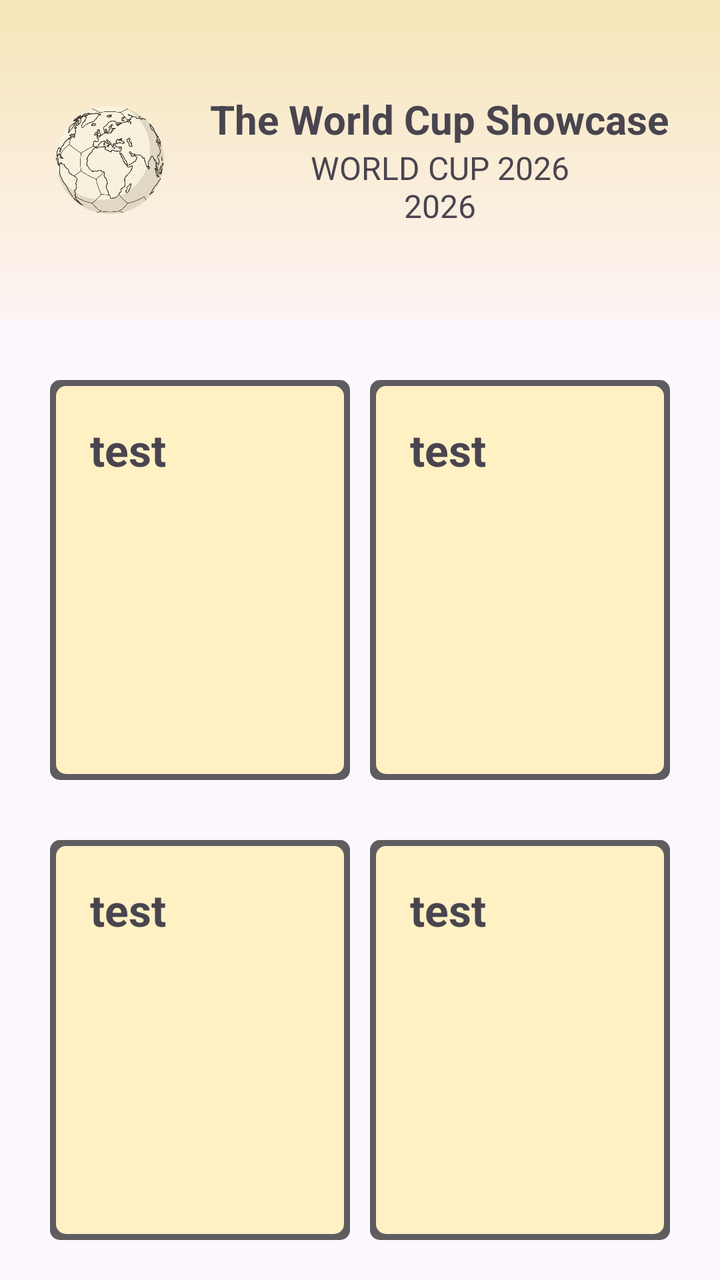
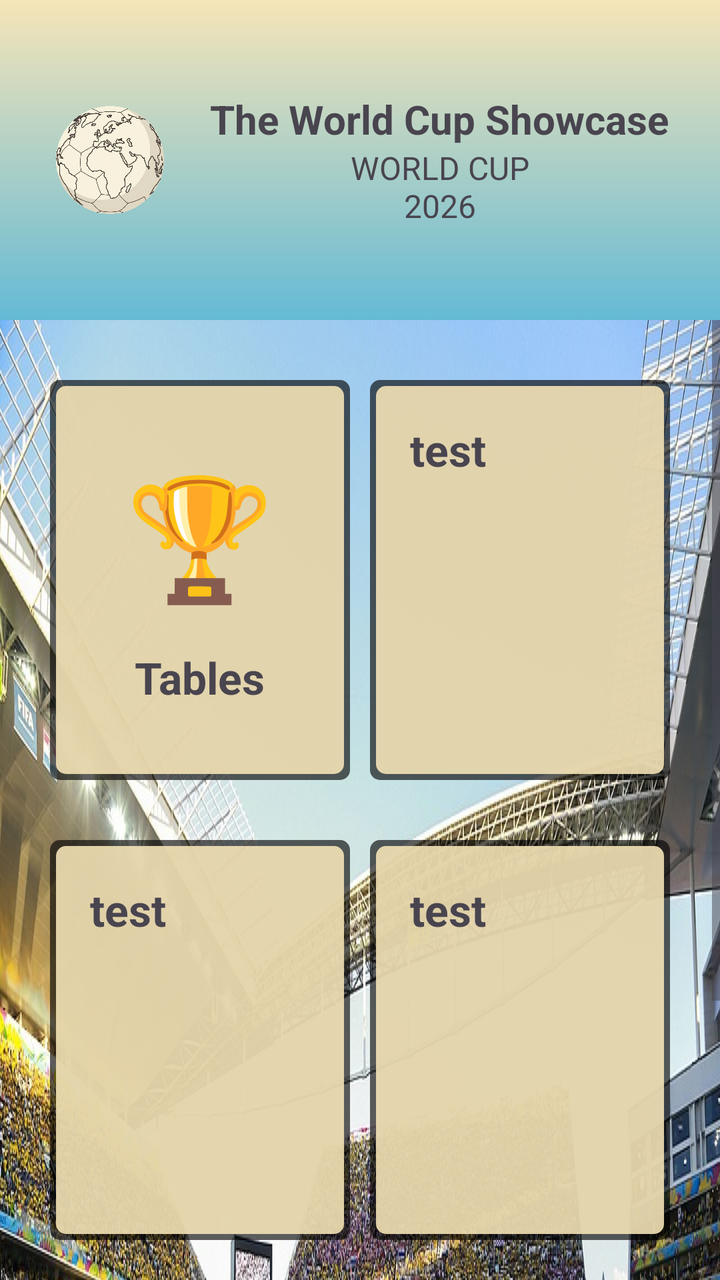

Before-and-after screenshots of an Android layout around one commit, followed by the original layout XML and the change that was made.
<!-- AndroidManifest.xml: application theme Theme.App_Copa_do_Mundo -->
<!-- res/layout/activity_main.xml -->
<?xml version="1.0" encoding="utf-8"?>
<ScrollView xmlns:android="http://schemas.android.com/apk/res/android"
    xmlns:app="http://schemas.android.com/apk/res-auto"
    xmlns:tools="http://schemas.android.com/tools"
    android:fillViewport="true"
    android:scrollbars="vertical"
    android:layout_width="match_parent"
    android:layout_height="match_parent">

<LinearLayout
    android:id="@+id/main"
    android:layout_width="match_parent"
    android:layout_height="wrap_content"
    tools:context=".MainActivity"
    android:orientation="vertical">

    <LinearLayout
        android:layout_width="match_parent"
        android:layout_height="160dp"
        android:background="@drawable/gradiente_banner_superior"
        android:gravity="center"
        android:orientation="horizontal">

        <ImageView
            android:id="@+id/img_logo_id"
            android:layout_width="80dp"
            android:layout_height="80dp"
            android:src="@drawable/img_logo">

        </ImageView>

        <LinearLayout
            android:id="@+id/display_nome"
            android:layout_width="250dp"
            android:layout_height="wrap_content"
            android:gravity="center"
            android:orientation="vertical">

            <TextView
                android:id="@+id/txt_nome_do_app"
                android:layout_width="wrap_content"
                android:layout_height="wrap_content"
                android:gravity="center"
                android:text="@string/nome_do_app"
                android:textSize="20sp"
                android:textStyle="bold">

            </TextView>

            <TextView
                android:id="@+id/descricao_nome"
                android:layout_width="wrap_content"
                android:layout_height="wrap_content"
                android:gravity="center"
                android:text="@string/descricao_nome"
                android:textSize="16sp">

            </TextView>


        </LinearLayout>


    </LinearLayout>

    <LinearLayout
        android:layout_width="match_parent"
        android:layout_height="wrap_content"
        android:orientation="horizontal"
        android:layout_marginStart="25dp"
        android:layout_marginEnd="25dp"
        android:layout_marginTop="30dp"
        android:gravity="center">

        <LinearLayout
            android:layout_width="0dp"
            android:layout_weight="1"
            android:layout_height="200dp"
            android:background="@drawable/fundo_categorias"
            android:layout_marginEnd="10dp">

            <TextView
                android:layout_width="wrap_content"
                android:layout_height="wrap_content"
                android:text="@string/teste"
                android:layout_marginStart="20dp"
                android:layout_marginTop="20dp"
                android:textSize="22sp"
                android:textStyle="bold">

            </TextView>


        </LinearLayout>

        <LinearLayout
            android:layout_width="0dp"
            android:layout_weight="1"
            android:layout_height="200dp"
            android:background="@drawable/fundo_categorias">

            <TextView
                android:layout_width="wrap_content"
                android:layout_height="wrap_content"
                android:text="@string/teste"
                android:layout_marginStart="20dp"
                android:layout_marginTop="20dp"
                android:textSize="22sp"
                android:textStyle="bold">

            </TextView>

        </LinearLayout>


    </LinearLayout>

    <LinearLayout
        android:layout_width="match_parent"
        android:layout_height="wrap_content"
        android:orientation="horizontal"
        android:layout_marginStart="25dp"
        android:layout_marginEnd="25dp"
        android:layout_marginTop="30dp">

        <LinearLayout
            android:layout_width="0dp"
            android:layout_weight="1"
            android:layout_height="200dp"
            android:background="@drawable/fundo_categorias"
            android:layout_marginEnd="10dp">

            <TextView
                android:layout_width="wrap_content"
                android:layout_height="wrap_content"
                android:text="@string/teste"
                android:layout_marginStart="20dp"
                android:layout_marginTop="20dp"
                android:textSize="22sp"
                android:textStyle="bold">

            </TextView>


        </LinearLayout>

        <LinearLayout
            android:layout_width="0dp"
            android:layout_weight="1"
            android:layout_height="200dp"
            android:background="@drawable/fundo_categorias">

            <TextView
                android:layout_width="wrap_content"
                android:layout_height="wrap_content"
                android:text="@string/teste"
                android:layout_marginStart="20dp"
                android:layout_marginTop="20dp"
                android:textSize="22sp"
                android:textStyle="bold">

            </TextView>

        </LinearLayout>


    </LinearLayout>


    </LinearLayout>

</ScrollView>
<!-- resources referenced by this layout -->
<resources>
  <!-- drawable fundo_categorias (drawable) -->
  <layer-list xmlns:android="http://schemas.android.com/apk/res/android">
      <item>
          <shape android:shape="rectangle">
              <solid android:color="#A0000000"/>
              <corners android:radius="5dp" />
          </shape>
      </item>
  
      <item
          android:left="3dp"
          android:right="3dp"
          android:top="3dp"
          android:bottom="3dp">
          <shape android:shape="rectangle">
              <solid android:color="@color/cor_fundo_categorias"/>
              <corners android:radius="5dp"/>
          </shape>
      </item>
  </layer-list>
  <!-- drawable gradiente_banner_superior (drawable) -->
  <?xml version="1.0" encoding="utf-8"?>
  <shape xmlns:android="http://schemas.android.com/apk/res/android">
  
      <gradient
          android:startColor="@color/cor_banner_superior_start"
          android:endColor="@color/cor_banner_superior_end"
          android:centerColor="@color/cor_banner_superior_center"
          android:angle="120"
          android:centerY="90"/>
  
  </shape>
  <!-- drawable img_logo: png bitmap (drawable, 825387 bytes) -->
  <string name="descricao_nome">WORLD CUP 2026\n2026</string>
  <string name="nome_do_app">The World Cup Showcase</string>
  <string name="teste">test</string>
  <style name="Theme.App_Copa_do_Mundo" parent="Base.Theme.App_Copa_do_Mundo" />
  <color name="cor_fundo_categorias">#FFF1C4</color>
  <color name="cor_banner_superior_start">#F6E5B8</color>
  <color name="cor_banner_superior_end">#FFF8F2</color>
  <color name="cor_banner_superior_center">#27F6E5B8</color>
  <style name="Base.Theme.App_Copa_do_Mundo" parent="Theme.Material3.DayNight.NoActionBar">
  
          <item name="android:statusBarColor">@color/cor_banner_superior_start</item>
          <item name="android:windowLightStatusBar">true</item>
      </style>
</resources>

<!-- the commit's change to res/layout/activity_main.xml (unified diff, before → after) -->
@@ -1,9 +1,7 @@
 <?xml version="1.0" encoding="utf-8"?>
-<ScrollView xmlns:android="http://schemas.android.com/apk/res/android"
+<LinearLayout xmlns:android="http://schemas.android.com/apk/res/android"
     xmlns:app="http://schemas.android.com/apk/res-auto"
     xmlns:tools="http://schemas.android.com/tools"
-    android:fillViewport="true"
-    android:scrollbars="vertical"
     android:layout_width="match_parent"
     android:layout_height="match_parent">
 
@@ -14,159 +12,253 @@
     tools:context=".MainActivity"
     android:orientation="vertical">
 
+        <LinearLayout
+            android:layout_width="match_parent"
+            android:layout_height="160dp"
+            android:background="@drawable/gradiente_banner_main"
+            android:gravity="center"
+            android:orientation="horizontal">
+
+            <ImageView
+                android:id="@+id/img_logo_id"
+                android:layout_width="80dp"
+                android:layout_height="80dp"
+                android:src="@drawable/img_logo">
+
+            </ImageView>
+
+            <LinearLayout
+                android:id="@+id/display_nome"
+                android:layout_width="250dp"
+                android:layout_height="wrap_content"
+                android:gravity="center"
+                android:orientation="vertical">
+
+                <TextView
+                    android:id="@+id/txt_nome_do_app"
+                    android:layout_width="wrap_content"
+                    android:layout_height="wrap_content"
+                    android:gravity="center"
+                    android:text="@string/nome_do_app"
+                    android:textSize="20sp"
+                    android:textStyle="bold">
+
+                </TextView>
+
+                <TextView
+                    android:id="@+id/descricao_nome"
+                    android:layout_width="wrap_content"
+                    android:layout_height="wrap_content"
+                    android:gravity="center"
+                    android:text="@string/descricao_nome"
+                    android:textSize="16sp">
+
+                </TextView>
+
+            </LinearLayout>
+
+        </LinearLayout>
+
+    <ScrollView
+        android:layout_width="match_parent"
+        android:layout_height="0dp"
+        android:layout_weight="1"
+        android:fillViewport="true"
+        android:scrollbars="vertical">
+
     <LinearLayout
         android:layout_width="match_parent"
-        android:layout_height="160dp"
-        android:background="@drawable/gradiente_banner_superior"
-        android:gravity="center"
-        android:orientation="horizontal">
-
-        <ImageView
-            android:id="@+id/img_logo_id"
-            android:layout_width="80dp"
-            android:layout_height="80dp"
-            android:src="@drawable/img_logo">
-
-        </ImageView>
-
-        <LinearLayout
-            android:id="@+id/display_nome"
-            android:layout_width="250dp"
+        android:layout_height="0dp"
+        android:layout_weight="1"
+        android:background="@drawable/img_estadio"
+        android:orientation="vertical">
+
+        <LinearLayout
+            android:layout_width="match_parent"
             android:layout_height="wrap_content"
+            android:layout_marginStart="25dp"
+            android:layout_marginTop="30dp"
+            android:layout_marginEnd="25dp"
+            android:baselineAligned="false"
             android:gravity="center"
-            android:orientation="vertical">
-
-            <TextView
-                android:id="@+id/txt_nome_do_app"
-                android:layout_width="wrap_content"
-                android:layout_height="wrap_content"
-                android:gravity="center"
-                android:text="@string/nome_do_app"
-                android:textSize="20sp"
-                android:textStyle="bold">
-
-            </TextView>
-
-            <TextView
-                android:id="@+id/descricao_nome"
-                android:layout_width="wrap_content"
-                android:layout_height="wrap_content"
-                android:gravity="center"
-                android:text="@string/descricao_nome"
-                android:textSize="16sp">
-
-            </TextView>
-
-
-        </LinearLayout>
-
-
+            android:orientation="horizontal">
+
+            <LinearLayout
+                android:id="@+id/btn_tabelas"
+                android:layout_width="0dp"
+                android:layout_height="200dp"
+                android:layout_marginEnd="10dp"
+                android:layout_weight="1"
+                android:background="@drawable/fundo_categorias"
+                android:clickable="true"
+                android:focusable="true"
+                android:orientation="vertical"
+                android:gravity="center">
+
+                <TextView
+                    android:layout_width="wrap_content"
+                    android:layout_height="wrap_content"
+                    android:text="@string/tabelas_simbolo"
+                    android:textSize="60dp"
+                    android:gravity="center_vertical">
+
+                </TextView>
+
+                <TextView
+                    android:id="@+id/txt_tabelas"
+                    android:layout_width="wrap_content"
+                    android:layout_height="wrap_content"
+                    android:layout_marginTop="20dp"
+                    android:text="@string/tabelas"
+                    android:textSize="22sp"
+                    android:includeFontPadding="false"
+                    android:textStyle="bold">
+
+                </TextView>
+
+
+            </LinearLayout>
+
+            <LinearLayout
+                android:layout_width="0dp"
+                android:layout_height="200dp"
+                android:layout_weight="1"
+                android:background="@drawable/fundo_categorias">
+
+                <TextView
+                    android:layout_width="wrap_content"
+                    android:layout_height="wrap_content"
+                    android:layout_marginStart="20dp"
+                    android:layout_marginTop="20dp"
+                    android:text="@string/teste"
+                    android:textSize="22sp"
+                    android:textStyle="bold">
+
+                </TextView>
+
+            </LinearLayout>
+
+        </LinearLayout>
+
+
+        <LinearLayout
+            android:layout_width="match_parent"
+            android:layout_height="wrap_content"
+            android:layout_marginStart="25dp"
+            android:layout_marginTop="30dp"
+            android:layout_marginEnd="25dp"
+            android:baselineAligned="false"
+            android:orientation="horizontal">
+
+            <LinearLayout
+                android:layout_width="0dp"
+                android:layout_height="200dp"
+                android:layout_marginEnd="10dp"
+                android:layout_weight="1"
+                android:background="@drawable/fundo_categorias">
+
+                <TextView
+                    android:layout_width="wrap_content"
+                    android:layout_height="wrap_content"
+                    android:layout_marginStart="20dp"
+                    android:layout_marginTop="20dp"
+                    android:text="@string/teste"
+                    android:textSize="22sp"
+                    android:textStyle="bold">
+
+                </TextView>
+
+
+            </LinearLayout>
+
+            <LinearLayout
+                android:layout_width="0dp"
+                android:layout_height="200dp"
+                android:layout_weight="1"
+                android:background="@drawable/fundo_categorias">
+
+                <TextView
+                    android:layout_width="wrap_content"
+                    android:layout_height="wrap_content"
+                    android:layout_marginStart="20dp"
+                    android:layout_marginTop="20dp"
+                    android:text="@string/teste"
+                    android:textSize="22sp"
+                    android:textStyle="bold">
+
+                </TextView>
+
+            </LinearLayout>
+
+
+        </LinearLayout>
+
+        <LinearLayout
+            android:layout_marginTop="50dp"
+            android:layout_marginEnd="10dp"
+            android:layout_marginStart="10dp"
+            android:layout_width="match_parent"
+            android:layout_height="70dp"
+            android:backgroundTint="@color/cor_fundo_categorias"
+            android:background="@drawable/forma_arredondada"
+            android:orientation="horizontal">
+
+            <ImageView
+                android:layout_marginTop="3dp"
+                android:layout_width="65dp"
+                android:layout_height="65dp"
+                android:src="@drawable/img_logo">
+
+            </ImageView>
+
+            <ImageView
+                android:layout_marginStart="10dp"
+                android:layout_marginTop="3dp"
+                android:layout_width="65dp"
+                android:layout_height="65dp"
+                android:src="@drawable/img_logo">
+
+            </ImageView>
+
+            <ImageView
+                android:layout_marginStart="10dp"
+                android:layout_marginTop="3dp"
+                android:layout_width="65dp"
+                android:layout_height="65dp"
+                android:src="@drawable/img_logo">
+
+            </ImageView>
+
+            <ImageView
+                android:layout_marginStart="10dp"
+                android:layout_marginTop="3dp"
+                android:layout_width="65dp"
+                android:layout_height="65dp"
+                android:src="@drawable/img_logo">
+
+            </ImageView>
+
+            <ImageView
+                android:layout_marginStart="10dp"
+                android:layout_marginTop="3dp"
+                android:layout_width="65dp"
+                android:layout_height="65dp"
+                android:src="@drawable/img_logo"
+                android:layout_marginEnd="10dp">
+
+            </ImageView>
+
+        </LinearLayout>
+
+
+
+        
     </LinearLayout>
 
-    <LinearLayout
-        android:layout_width="match_parent"
-        android:layout_height="wrap_content"
-        android:orientation="horizontal"
-        android:layout_marginStart="25dp"
-        android:layout_marginEnd="25dp"
-        android:layout_marginTop="30dp"
-        android:gravity="center">
-
-        <LinearLayout
-            android:layout_width="0dp"
-            android:layout_weight="1"
-            android:layout_height="200dp"
-            android:background="@drawable/fundo_categorias"
-            android:layout_marginEnd="10dp">
-
-            <TextView
-                android:layout_width="wrap_content"
-                android:layout_height="wrap_content"
-                android:text="@string/teste"
-                android:layout_marginStart="20dp"
-                android:layout_marginTop="20dp"
-                android:textSize="22sp"
-                android:textStyle="bold">
-
-            </TextView>
-
-
-        </LinearLayout>
-
-        <LinearLayout
-            android:layout_width="0dp"
-            android:layout_weight="1"
-            android:layout_height="200dp"
-            android:background="@drawable/fundo_categorias">
-
-            <TextView
-                android:layout_width="wrap_content"
-                android:layout_height="wrap_content"
-                android:text="@string/teste"
-                android:layout_marginStart="20dp"
-                android:layout_marginTop="20dp"
-                android:textSize="22sp"
-                android:textStyle="bold">
-
-            </TextView>
-
-        </LinearLayout>
+        </ScrollView>
 
 
     </LinearLayout>
 
-    <LinearLayout
-        android:layout_width="match_parent"
-        android:layout_height="wrap_content"
-        android:orientation="horizontal"
-        android:layout_marginStart="25dp"
-        android:layout_marginEnd="25dp"
-        android:layout_marginTop="30dp">
-
-        <LinearLayout
-            android:layout_width="0dp"
-            android:layout_weight="1"
-            android:layout_height="200dp"
-            android:background="@drawable/fundo_categorias"
-            android:layout_marginEnd="10dp">
-
-            <TextView
-                android:layout_width="wrap_content"
-                android:layout_height="wrap_content"
-                android:text="@string/teste"
-                android:layout_marginStart="20dp"
-                android:layout_marginTop="20dp"
-                android:textSize="22sp"
-                android:textStyle="bold">
-
-            </TextView>
-
-
-        </LinearLayout>
-
-        <LinearLayout
-            android:layout_width="0dp"
-            android:layout_weight="1"
-            android:layout_height="200dp"
-            android:background="@drawable/fundo_categorias">
-
-            <TextView
-                android:layout_width="wrap_content"
-                android:layout_height="wrap_content"
-                android:text="@string/teste"
-                android:layout_marginStart="20dp"
-                android:layout_marginTop="20dp"
-                android:textSize="22sp"
-                android:textStyle="bold">
-
-            </TextView>
-
-        </LinearLayout>
-
-
-    </LinearLayout>
-
-
-    </LinearLayout>
-
-</ScrollView>
+
+</LinearLayout>
<!-- resource entries referenced after the edit -->
@@ -1,5 +1,14 @@
 <!-- resources referenced by this layout -->
 <resources>
+  <color name="cor_fundo_categorias">#E2F6E5B8</color>
+  <!-- drawable forma_arredondada (drawable) -->
+  <?xml version="1.0" encoding="utf-8"?>
+  <shape xmlns:android="http://schemas.android.com/apk/res/android"
+      android:shape="rectangle">
+  
+      <corners android:radius="15dp"> </corners>
+  
+  </shape>
   <!-- drawable fundo_categorias (drawable) -->
   <layer-list xmlns:android="http://schemas.android.com/apk/res/android">
       <item>
@@ -20,27 +29,27 @@
           </shape>
       </item>
   </layer-list>
-  <!-- drawable gradiente_banner_superior (drawable) -->
+  <!-- drawable gradiente_banner_main (drawable) -->
   <?xml version="1.0" encoding="utf-8"?>
   <shape xmlns:android="http://schemas.android.com/apk/res/android">
   
       <gradient
           android:startColor="@color/cor_banner_superior_start"
-          android:endColor="@color/cor_banner_superior_end"
-          android:centerColor="@color/cor_banner_superior_center"
+          android:endColor="#72D0FF"
+          android:centerColor="#64BAD5"
           android:angle="120"
-          android:centerY="90"/>
+          android:centerY="1"/>
   
   </shape>
+  <!-- drawable img_estadio: jpg bitmap (drawable, 348569 bytes) -->
   <!-- drawable img_logo: png bitmap (drawable, 825387 bytes) -->
-  <string name="descricao_nome">WORLD CUP 2026\n2026</string>
+  <string name="descricao_nome">WORLD CUP\n2026</string>
   <string name="nome_do_app">The World Cup Showcase</string>
+  <string name="tabelas">Tables</string>
+  <string name="tabelas_simbolo">🏆</string>
   <string name="teste">test</string>
   <style name="Theme.App_Copa_do_Mundo" parent="Base.Theme.App_Copa_do_Mundo" />
-  <color name="cor_fundo_categorias">#FFF1C4</color>
   <color name="cor_banner_superior_start">#F6E5B8</color>
-  <color name="cor_banner_superior_end">#FFF8F2</color>
-  <color name="cor_banner_superior_center">#27F6E5B8</color>
   <style name="Base.Theme.App_Copa_do_Mundo" parent="Theme.Material3.DayNight.NoActionBar">
   
           <item name="android:statusBarColor">@color/cor_banner_superior_start</item>
